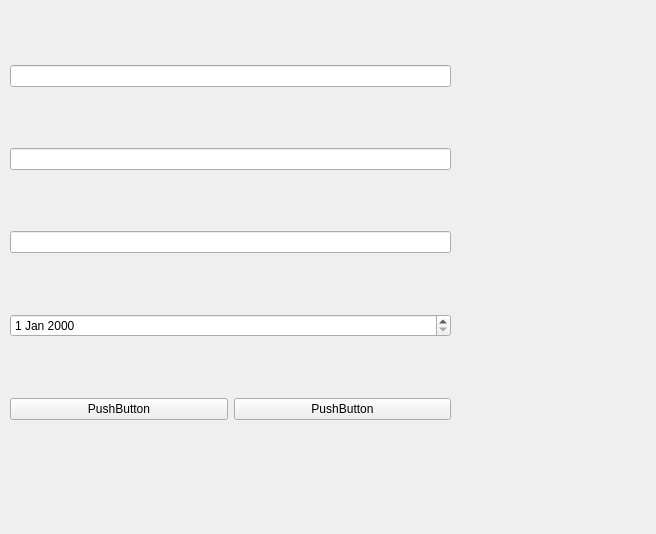
This is reg_win.ui in SokAnn/phone_book as Qt 5 draws it before an edit. The edited form follows.
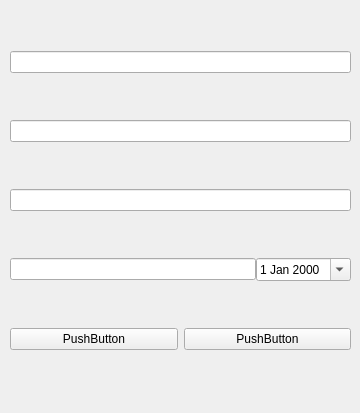
This is the edited form.

Commit message: calendar + pickle (saving user)

The edit to the form file:
```diff
--- a/reg_win.ui
+++ b/reg_win.ui
@@ -6,8 +6,8 @@
    <rect>
     <x>0</x>
     <y>0</y>
-    <width>656</width>
-    <height>534</height>
+    <width>360</width>
+    <height>413</height>
    </rect>
   </property>
   <property name="windowTitle">
@@ -19,24 +19,15 @@
      <rect>
       <x>10</x>
       <y>10</y>
-      <width>441</width>
-      <height>469</height>
+      <width>341</width>
+      <height>381</height>
      </rect>
     </property>
-    <layout class="QVBoxLayout" name="verticalLayout">
-     <item>
-      <widget class="QLineEdit" name="NamelineEdit"/>
-     </item>
-     <item>
-      <widget class="QLineEdit" name="PasswordlineEdit"/>
-     </item>
-     <item>
+    <layout class="QGridLayout" name="gridLayout">
+     <item row="2" column="0">
       <widget class="QLineEdit" name="RepeatlineEdit"/>
      </item>
-     <item>
-      <widget class="QDateEdit" name="DateEdit"/>
-     </item>
-     <item>
+     <item row="4" column="0">
       <layout class="QHBoxLayout" name="horizontalLayout">
        <item>
         <widget class="QPushButton" name="OkPushButton">
@@ -54,6 +45,29 @@
        </item>
       </layout>
      </item>
+     <item row="0" column="0">
+      <widget class="QLineEdit" name="NamelineEdit"/>
+     </item>
+     <item row="1" column="0">
+      <widget class="QLineEdit" name="PasswordlineEdit"/>
+     </item>
+     <item row="3" column="0">
+      <layout class="QHBoxLayout" name="horizontalLayout_2">
+       <property name="spacing">
+        <number>0</number>
+       </property>
+       <item>
+        <widget class="QLineEdit" name="DatelineEdit"/>
+       </item>
+       <item>
+        <widget class="QDateEdit" name="DateEdit">
+         <property name="calendarPopup">
+          <bool>true</bool>
+         </property>
+        </widget>
+       </item>
+      </layout>
+     </item>
     </layout>
    </widget>
   </widget>
```
Left out of the diff: 2 changed lines with no effect on the pictures. The commit also changes 4 other files.
